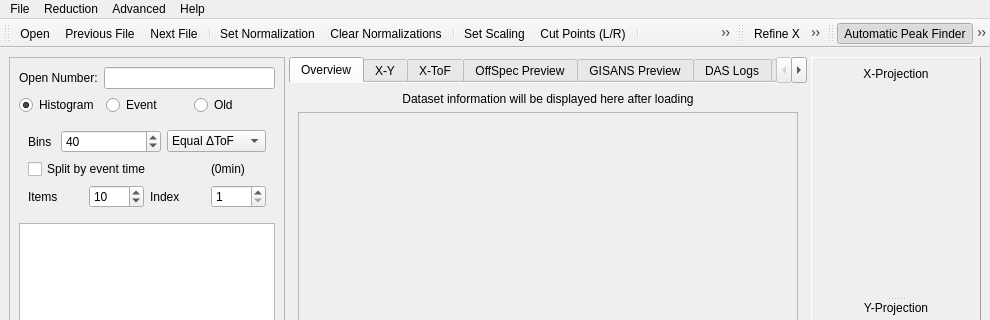
Qt form designer/main_window.ui (aglavic/quicknxs) before a commit; both pictures show x 0 to 990 and y 0 to 320 of the 990 by 861 pixel window.
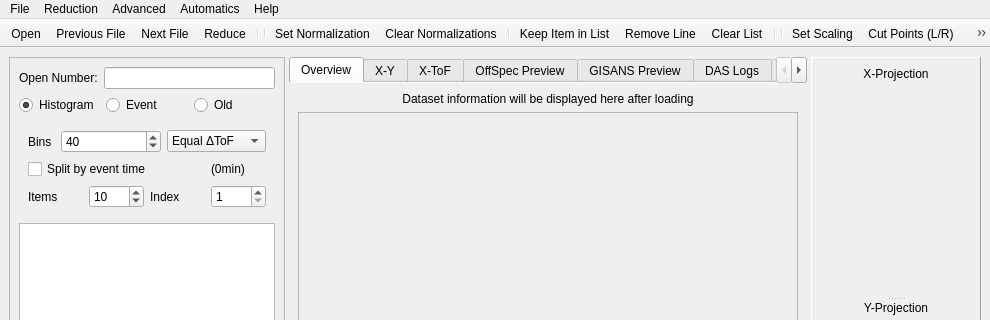
The same form after that commit. Icons and pictures are not drawn. Custom widgets are drawn as their Qt base class.

Commit message: Update toolbar layout, matplotlib icons and introduce checkable pan/zoom

```diff
--- a/designer/main_window.ui
+++ b/designer/main_window.ui
@@ -17,6 +17,9 @@
    <iconset resource="../icons/icons.qrc">
     <normaloff>:/General/logo.png</normaloff>:/General/logo.png</iconset>
   </property>
+  <property name="toolButtonStyle">
+   <enum>Qt::ToolButtonIconOnly</enum>
+  </property>
   <property name="dockNestingEnabled">
    <bool>true</bool>
   </property>
@@ -2435,9 +2438,21 @@
     <addaction name="separator"/>
     <addaction name="actionReduce"/>
    </widget>
+   <widget class="QMenu" name="menuAutomatics">
+    <property name="title">
+     <string>Automatics</string>
+    </property>
+    <addaction name="actionAutomaticXPeak"/>
+    <addaction name="actionAutoYLimits"/>
+    <addaction name="separator"/>
+    <addaction name="actionAuto_Reflectivity"/>
+    <addaction name="separator"/>
+    <addaction name="actionStrip_Overlap"/>
+   </widget>
    <addaction name="menuFile"/>
    <addaction name="menuReduction"/>
    <addaction name="menuAdvanced"/>
+   <addaction name="menuAutomatics"/>
    <addaction name="menuHelp"/>
   </widget>
   <widget class="QStatusBar" name="statusbar"/>
@@ -2445,55 +2460,43 @@
    <property name="windowTitle">
     <string>Main Toolbar</string>
    </property>
+   <property name="movable">
+    <bool>false</bool>
+   </property>
+   <property name="floatable">
+    <bool>false</bool>
+   </property>
    <attribute name="toolBarArea">
     <enum>TopToolBarArea</enum>
    </attribute>
    <attribute name="toolBarBreak">
-    <bool>false</bool>
+    <bool>true</bool>
    </attribute>
    <addaction name="actionOpen"/>
    <addaction name="actionPrevious_File"/>
    <addaction name="actionNext_File"/>
+   <addaction name="actionReduce"/>
+   <addaction name="separator"/>
    <addaction name="separator"/>
    <addaction name="actionNorm"/>
    <addaction name="actionClear_Normalizations"/>
    <addaction name="separator"/>
-   <addaction name="actionNormalizeScaling"/>
-   <addaction name="actionCut_Points"/>
-   <addaction name="separator"/>
    <addaction name="actionAddPlot"/>
    <addaction name="actionRemove"/>
    <addaction name="actionClear"/>
    <addaction name="separator"/>
-   <addaction name="actionReduce"/>
-  </widget>
-  <widget class="QToolBar" name="advancedToolbar">
-   <property name="windowTitle">
-    <string>Advanced Toolbar</string>
-   </property>
-   <attribute name="toolBarArea">
-    <enum>TopToolBarArea</enum>
-   </attribute>
-   <attribute name="toolBarBreak">
-    <bool>false</bool>
-   </attribute>
-   <addaction name="actionRefineX"/>
-   <addaction name="actionAdjust_Dirct_Beam"/>
-  </widget>
-  <widget class="QToolBar" name="autoToolbar">
-   <property name="windowTitle">
-    <string>Automatic Options</string>
-   </property>
-   <attribute name="toolBarArea">
-    <enum>TopToolBarArea</enum>
-   </attribute>
-   <attribute name="toolBarBreak">
-    <bool>false</bool>
-   </attribute>
+   <addaction name="separator"/>
+   <addaction name="actionNormalizeScaling"/>
+   <addaction name="actionCut_Points"/>
+   <addaction name="actionStrip_Overlap"/>
+   <addaction name="separator"/>
+   <addaction name="separator"/>
    <addaction name="actionAutomaticXPeak"/>
    <addaction name="actionAutoYLimits"/>
+   <addaction name="separator"/>
    <addaction name="actionAuto_Reflectivity"/>
-   <addaction name="actionStrip_Overlap"/>
+   <addaction name="separator"/>
+   <addaction name="actionAdjust_Dirct_Beam"/>
   </widget>
   <action name="actionOpen">
    <property name="icon">
@@ -2636,24 +2639,6 @@
     <string>Use the active table to extrac reduced datasets and save them</string>
    </property>
   </action>
-  <action name="actionRefineX">
-   <property name="checkable">
-    <bool>true</bool>
-   </property>
-   <property name="icon">
-    <iconset resource="../icons/icons.qrc">
-     <normaloff>:/General/fitXPos.png</normaloff>:/General/fitXPos.png</iconset>
-   </property>
-   <property name="text">
-    <string>Refine X</string>
-   </property>
-   <property name="toolTip">
-    <string>Fit the x-position with a Gaussian after each change (Ctrl+F)</string>
-   </property>
-   <property name="shortcut">
-    <string>Ctrl+F</string>
-   </property>
-  </action>
   <action name="actionManual">
    <property name="text">
     <string>Manual...</string>
```
Left out of the diff: 41 changed lines with no effect on the pictures. The commit also changes 50 other files.
